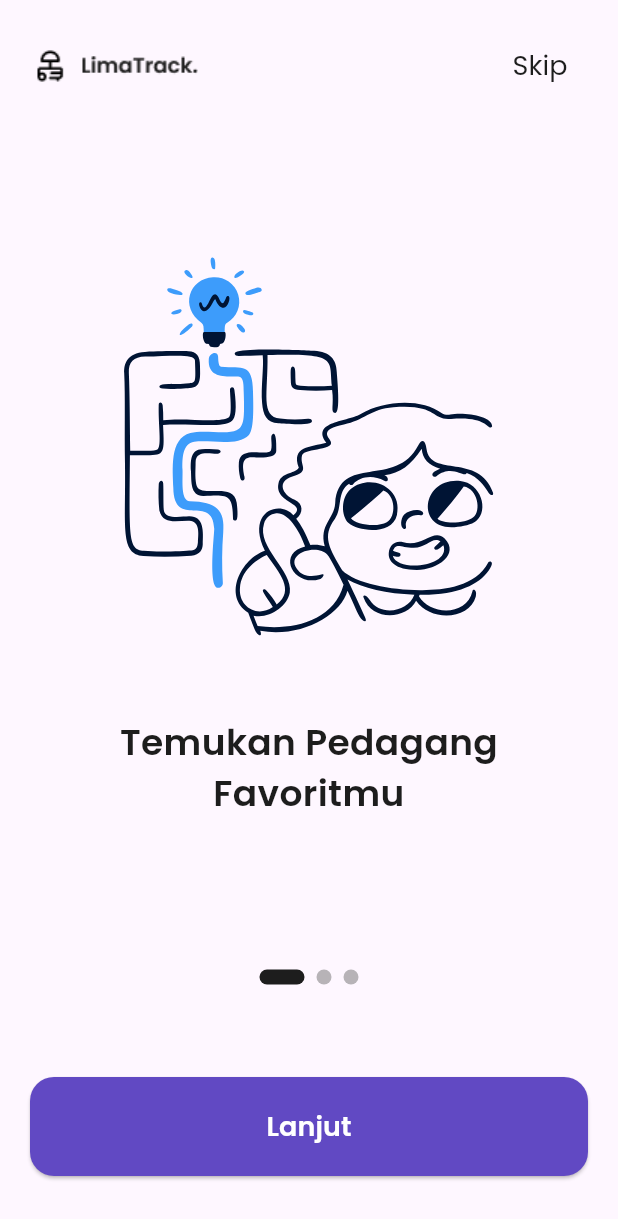
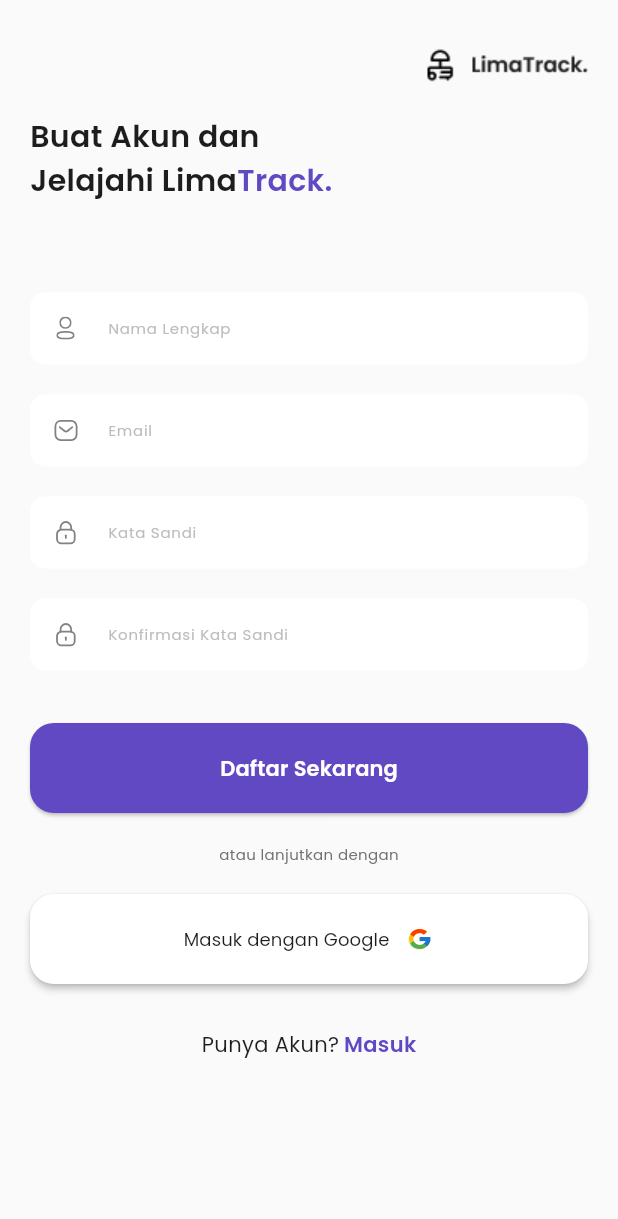
Before and after one commit to Fadzaa/limatrack, a Flutter app: the screen it shows after launch, on a phone screen of 412 x 824 dp. Shown: the top 1219 px of the screen. Run offline on Flutter 3.47's test engine with Material 3 defaults, Android fonts, the phone set to English and light mode, and no system bars; our stand-ins replace flutter_svg, get, google_fonts.

Commit message:
feat: [FA] add login page & common button, texfield

```diff
--- /dev/null
+++ b/lib/app/pages/global_component/common_button.dart
@@ -0,0 +1,81 @@
+import 'package:flutter/material.dart';
+import 'package:flutter_svg/flutter_svg.dart';
+import 'package:limatrack_genetic/common/constant.dart';
+import 'package:limatrack_genetic/common/theme.dart';
+
+class CommonButton extends StatelessWidget {
+   CommonButton({
+    super.key,
+     required this.text,
+     required this.onPressed,
+     this.style
+   });
+
+    String text;
+    VoidCallback onPressed;
+    TextStyle? style;
+
+  @override
+  Widget build(BuildContext context) {
+    return ElevatedButton(
+        onPressed: onPressed,
+        style: ElevatedButton.styleFrom(
+          backgroundColor: primaryColor,
+          padding: const EdgeInsets.symmetric(vertical: 20),
+          shape: RoundedRectangleBorder(
+              borderRadius: BorderRadius.circular(16)
+          ),
+        ),
+
+        child: Text(
+          text,
+          style: style ?? tsBodyMedium.copyWith(
+            color: Colors.white,
+            fontWeight: FontWeight.w600,
+          ),
+        )
+
+    );
+  }
+}
+
+class CommonButtonGoogle extends StatelessWidget {
+  const CommonButtonGoogle({
+    super.key,
+
+  });
+
+
+  @override
+  Widget build(BuildContext context) {
+    return ElevatedButton(
+        onPressed: () => null,
+        style: ElevatedButton.styleFrom(
+          backgroundColor: Colors.white,
+          padding: const EdgeInsets.symmetric(vertical: 20),
+          shape: RoundedRectangleBorder(
+              borderRadius: BorderRadius.circular(16)
+          ),
+          elevation: 2
+        ),
+
+
+        child: Row(
+          mainAxisAlignment: MainAxisAlignment.center,
+          children: [
+
+            Text(
+              "Masuk dengan Google",
+              style: tsBodySmall
+            ),
+
+            const SizedBox(width: 10,),
+
+            SvgPicture.asset(icGoogle, width: 20, height: 20,),
+
+          ],
+        )
+
+    );
+  }
+}
--- /dev/null
+++ b/lib/app/pages/global_component/common_textfield.dart
@@ -0,0 +1,56 @@
+import 'package:flutter/material.dart';
+import 'package:flutter_svg/flutter_svg.dart';
+import 'package:limatrack_genetic/common/theme.dart';
+
+class CommonTextField extends StatelessWidget {
+  CommonTextField({
+    super.key,
+    required this.controller,
+    required this.hintText,
+    required this.prefixIcon,
+    this.isObscure,
+  });
+
+  TextEditingController controller;
+  String hintText, prefixIcon;
+  bool? isObscure;
+
+
+  @override
+  Widget build(BuildContext context) {
+    return Container(
+      margin: EdgeInsets.symmetric(vertical: 10),
+      child: TextField(
+        controller: controller,
+        obscureText: isObscure ?? false,
+        style: tsLabelLarge,
+        decoration: InputDecoration(
+          hintText: hintText,
+          hintStyle: tsLabelLarge.copyWith(color: Colors.grey[400]),
+          filled: true,
+          fillColor: Colors.white,
+          prefixIcon: SizedBox(
+            width: 15,
+            child: Center(
+                child: SvgPicture.asset(prefixIcon)
+            ),
+          ),
+
+          border: OutlineInputBorder(
+            borderRadius: BorderRadius.circular(10),
+            borderSide: BorderSide.none,
+          ),
+
+          focusedBorder: OutlineInputBorder(
+            borderRadius: BorderRadius.circular(10),
+            borderSide: const BorderSide(
+              color: primaryColor,
+            ),
+          ),
+
+
+        ),
+      ),
+    );
+  }
+}
--- /dev/null
+++ b/lib/app/pages/initial_pages/login_page/login_page_binding.dart
@@ -0,0 +1,9 @@
+import 'package:get/get.dart';
+import 'package:limatrack_genetic/app/pages/initial_pages/login_page/login_page_controller.dart';
+
+class LoginPageBinding extends Bindings {
+  @override
+  void dependencies() {
+    Get.lazyPut<LoginPageController>(() => LoginPageController());
+  }
+}
--- /dev/null
+++ b/lib/app/pages/initial_pages/login_page/login_page_controller.dart
@@ -0,0 +1,46 @@
+import 'package:flutter/cupertino.dart';
+import 'package:get/get.dart';
+import 'package:get/get_rx/get_rx.dart';
+import 'package:get/get_rx/src/rx_types/rx_types.dart';
+import 'package:limatrack_genetic/app/router/app_pages.dart';
+
+class LoginPageController extends GetxController {
+  TextEditingController nameController = TextEditingController();
+  TextEditingController emailController = TextEditingController();
+  TextEditingController passwordController = TextEditingController();
+  TextEditingController confirmPassController = TextEditingController();
+
+  RxString username = ''.obs;
+
+  @override
+  void onInit() {
+    super.onInit();
+
+
+  }
+
+  void getName() {
+    username.value = nameController.text;
+    print(nameController.text);
+
+  }
+
+  void validateForm() {
+    if (nameController.text.isEmpty) {
+      Get.snackbar('Error', 'Name is required');
+    } else if (emailController.text.isEmpty) {
+      Get.snackbar('Error', 'Email is required');
+    } else if (passwordController.text.isEmpty) {
+      Get.snackbar('Error', 'Password is required');
+    } else if (confirmPassController.text.isEmpty) {
+      Get.snackbar('Error', 'Confirm Password is required');
+    } else if (passwordController.text != confirmPassController.text) {
+      Get.snackbar('Error', 'Password does not match');
+    } else {
+      Get.snackbar('Success', 'Form is valid');
+      Get.toNamed(Routes.HOME_PAGE);
+    }
+  }
+
+
+}
--- /dev/null
+++ b/lib/app/pages/initial_pages/login_page/login_page_view.dart
@@ -0,0 +1,123 @@
+import 'package:flutter/material.dart';
+import 'package:get/get.dart';
+import 'package:limatrack_genetic/app/pages/global_component/common_button.dart';
+import 'package:limatrack_genetic/app/pages/global_component/common_textfield.dart';
+import 'package:limatrack_genetic/app/pages/initial_pages/login_page/login_page_controller.dart';
+import 'package:limatrack_genetic/app/router/app_pages.dart';
+import 'package:limatrack_genetic/common/constant.dart';
+import 'package:limatrack_genetic/common/theme.dart';
+
+class LoginPageView extends GetView<LoginPageController> {
+  const LoginPageView({super.key});
+
+  @override
+  Widget build(BuildContext context) {
+    return Scaffold(
+      backgroundColor: baseColor,
+      body: SafeArea(
+          child: Padding(
+            padding: const EdgeInsets.symmetric(horizontal: 20, vertical: 30),
+            child: Column(
+              crossAxisAlignment: CrossAxisAlignment.stretch,
+              children: [
+                Align(
+                  alignment: Alignment.centerRight,
+                  child: Image.asset(logoSecondary)
+                ),
+
+                const SizedBox(height: 20,),
+
+                Text.rich(
+                  TextSpan(
+                    children: [
+                      TextSpan(
+                        text: "Buat Akun dan \nJelajahi Lima",
+                        style: tsTitleMedium.copyWith(
+                          fontWeight: FontWeight.w600,
+                        ),
+                      ),
+                      TextSpan(
+                        text: "Track.",
+                        style: tsTitleMedium.copyWith(
+                          fontWeight: FontWeight.w600,
+                          color: primaryColor,
+                        ),
+                      ),
+                    ],
+                  ),
+                ),
+
+                const SizedBox(height: 50,),
+
+                CommonTextField(
+                    controller: controller.nameController,
+                    hintText: "Nama Lengkap",
+                    prefixIcon: icPersonOutline,
+                ),
+
+                CommonTextField(
+                  controller: controller.emailController,
+                  hintText: "Email",
+                  prefixIcon: icMail,
+                ),
+
+                CommonTextField(
+                  controller: controller.passwordController,
+                  hintText: "Kata Sandi",
+                  prefixIcon: icLockOutline,
+                  isObscure: true,
+                ),
+
+                CommonTextField(
+                  controller: controller.confirmPassController,
+                  hintText: "Konfirmasi Kata Sandi",
+                  prefixIcon: icLockOutline,
+                  isObscure: true,
+                ),
+
+                const SizedBox(height: 25,),
+
+                CommonButton(
+                    text: "Daftar Sekarang", onPressed: controller.validateForm
+                ),
+
+                Container(
+                  padding: const EdgeInsets.symmetric(vertical: 20),
+                  alignment: Alignment.center,
+                  child: Text("atau lanjutkan dengan", style: tsLabelLarge.copyWith(
+                    color: greyColor
+                  ),),
+                ),
+
+                const CommonButtonGoogle(),
+
+                const SizedBox(height: 30,),
+
+                Row(
+                  mainAxisAlignment: MainAxisAlignment.center,
+                  children: [
+                    Text("Punya Akun?", style: tsBodyMedium),
+
+                    const SizedBox(width: 3,),
+
+                    InkWell(
+                      onTap: () => Get.toNamed(Routes.LOGIN_PAGE),
+                      child: Text("Masuk", style: tsBodyMedium.copyWith(
+                        color: primaryColor,
+                        fontWeight: FontWeight.w600,
+                      ),),
+                    ),
+
+                  ],
+                ),
+
+                const Spacer(),
+
+
+              ]
+            ),
+          )
+      )
+    );
+  }
+}
--- a/lib/app/router/app_pages.dart
+++ b/lib/app/router/app_pages.dart
@@ -1,6 +1,8 @@
 import 'package:get/get.dart';
 import 'package:limatrack_genetic/app/pages/features/home_page/home_page_binding.dart';
 import 'package:limatrack_genetic/app/pages/features/home_page/home_page_view.dart';
+import 'package:limatrack_genetic/app/pages/initial_pages/login_page/login_page_binding.dart';
+import 'package:limatrack_genetic/app/pages/initial_pages/login_page/login_page_view.dart';
 import 'package:limatrack_genetic/app/pages/initial_pages/onboarding_page/onboarding_page_binding.dart';
 import 'package:limatrack_genetic/app/pages/initial_pages/onboarding_page/onboarding_page_view.dart';
 import 'package:limatrack_genetic/app/pages/initial_pages/splash_screen/splash_page_binding.dart';
@@ -13,7 +15,7 @@ class AppPages {
 
   AppPages._();
 
-  static const INITIAL = Routes.ONBOARDING_PAGE;
+  static const INITIAL = Routes.LOGIN_PAGE;
 
   static final routes = [
     GetPage(
@@ -35,5 +37,11 @@ class AppPages {
       binding: OnboardingPageBinding(),
       transition: Transition.noTransition,
     ),
+    GetPage(
+      name: _Paths.LOGIN_PAGE,
+      page: () => const LoginPageView(),
+      binding: LoginPageBinding(),
+      transition: Transition.noTransition,
+    ),
   ];
 }
--- a/lib/app/router/app_routes.dart
+++ b/lib/app/router/app_routes.dart
@@ -5,6 +5,7 @@ abstract class Routes {
   static const SPLASH_PAGE = _Paths.SPLASH_PAGE;
   static const HOME_PAGE = _Paths.HOME_PAGE;
   static const ONBOARDING_PAGE = _Paths.ONBOARDING_PAGE;
+  static const LOGIN_PAGE = _Paths.LOGIN_PAGE;
 }
 
 abstract class _Paths {
@@ -12,4 +13,5 @@ abstract class _Paths {
   static const SPLASH_PAGE = '/';
   static const HOME_PAGE = '/home-page';
   static const ONBOARDING_PAGE = '/onboarding-page';
+  static const LOGIN_PAGE = '/login-page';
 }
```
